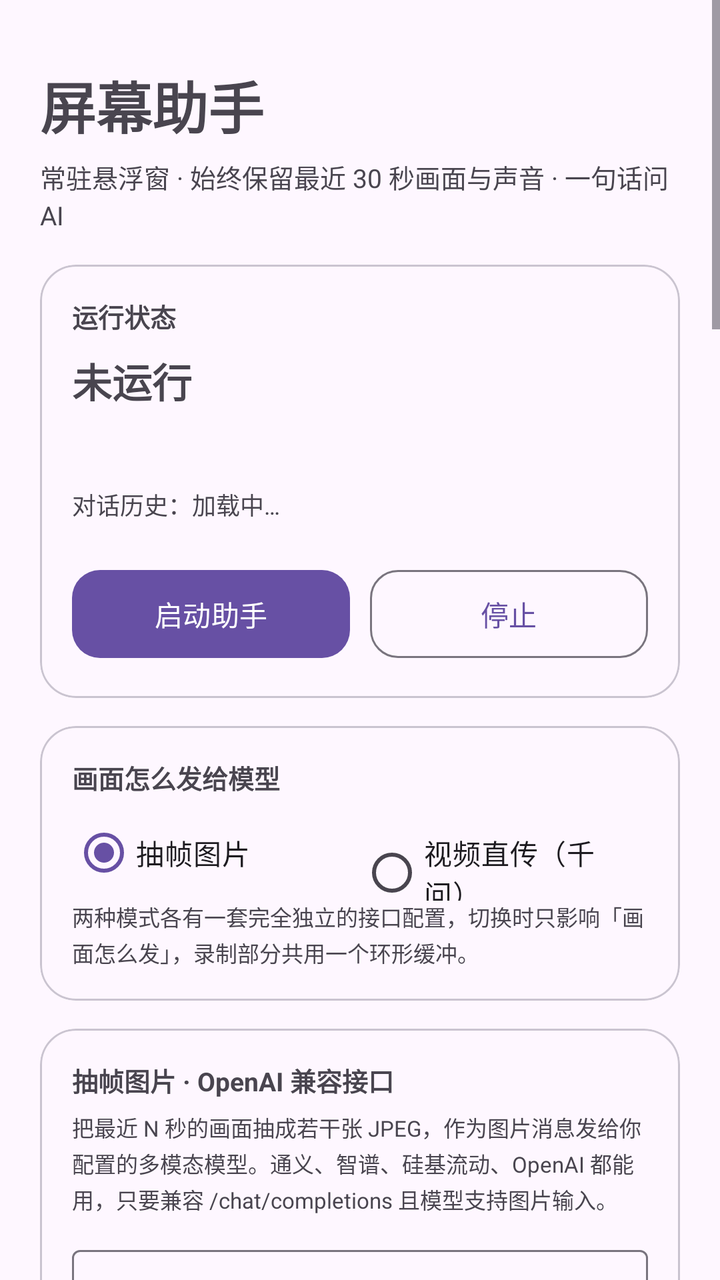
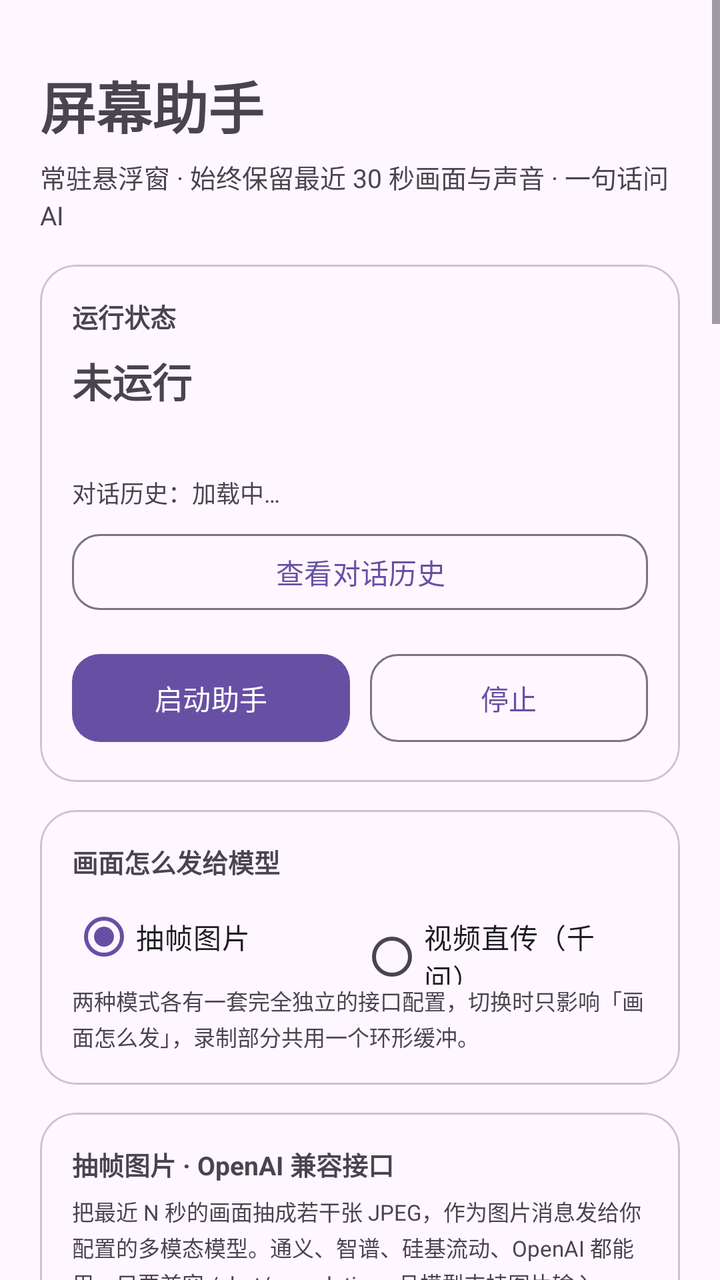

Two renders of the same Android screen: before a commit and after it. Below are the layout's source before the change and the commit's diff.
<!-- AndroidManifest.xml: activity theme Theme.ScreenMemory -->
<!-- res/layout/activity_main.xml -->
<?xml version="1.0" encoding="utf-8"?>
<ScrollView xmlns:android="http://schemas.android.com/apk/res/android"
    xmlns:app="http://schemas.android.com/apk/res-auto"
    android:layout_width="match_parent"
    android:layout_height="match_parent"
    android:fillViewport="true">

    <LinearLayout
        android:layout_width="match_parent"
        android:layout_height="wrap_content"
        android:orientation="vertical"
        android:padding="20dp">

        <TextView
            android:layout_width="wrap_content"
            android:layout_height="wrap_content"
            android:layout_marginTop="12dp"
            android:text="@string/app_name"
            android:textSize="28sp"
            android:textStyle="bold" />

        <TextView
            android:layout_width="match_parent"
            android:layout_height="wrap_content"
            android:layout_marginTop="6dp"
            android:layout_marginBottom="16dp"
            android:lineSpacingExtra="3dp"
            android:text="@string/app_subtitle"
            android:textSize="13sp" />

        
        <com.google.android.material.card.MaterialCardView
            android:layout_width="match_parent"
            android:layout_height="wrap_content"
            app:cardCornerRadius="18dp"
            app:cardElevation="0dp"
            app:strokeWidth="1dp">

            <LinearLayout
                android:layout_width="match_parent"
                android:layout_height="wrap_content"
                android:orientation="vertical"
                android:padding="16dp">

                <TextView
                    android:layout_width="wrap_content"
                    android:layout_height="wrap_content"
                    android:text="@string/section_status"
                    android:textSize="13sp"
                    android:textStyle="bold" />

                <TextView
                    android:id="@+id/tvStatus"
                    android:layout_width="wrap_content"
                    android:layout_height="wrap_content"
                    android:layout_marginTop="8dp"
                    android:text="未运行"
                    android:textSize="20sp"
                    android:textStyle="bold" />

                <TextView
                    android:id="@+id/tvPermission"
                    android:layout_width="match_parent"
                    android:layout_height="wrap_content"
                    android:layout_marginTop="6dp"
                    android:textSize="12sp" />

                <TextView
                    android:id="@+id/tvChatHistory"
                    android:layout_width="match_parent"
                    android:layout_height="wrap_content"
                    android:layout_marginTop="10dp"
                    android:lineSpacingExtra="2dp"
                    android:paddingTop="6dp"
                    android:paddingBottom="6dp"
                    android:text="对话历史：加载中…"
                    android:textSize="12sp" />

                <LinearLayout
                    android:layout_width="match_parent"
                    android:layout_height="wrap_content"
                    android:layout_marginTop="14dp"
                    android:orientation="horizontal">

                    <com.google.android.material.button.MaterialButton
                        android:id="@+id/btnStart"
                        android:layout_width="0dp"
                        android:layout_height="52dp"
                        android:layout_weight="1"
                        android:text="@string/btn_start"
                        app:cornerRadius="14dp" />

                    <com.google.android.material.button.MaterialButton
                        android:id="@+id/btnStop"
                        style="@style/Widget.Material3.Button.OutlinedButton"
                        android:layout_width="0dp"
                        android:layout_height="52dp"
                        android:layout_marginStart="10dp"
                        android:layout_weight="1"
                        android:text="@string/btn_stop"
                        app:cornerRadius="14dp" />
                </LinearLayout>
            </LinearLayout>
        </com.google.android.material.card.MaterialCardView>

        
        <com.google.android.material.card.MaterialCardView
            android:layout_width="match_parent"
            android:layout_height="wrap_content"
            android:layout_marginTop="14dp"
            app:cardCornerRadius="18dp"
            app:cardElevation="0dp"
            app:strokeWidth="1dp">

            <LinearLayout
                android:layout_width="match_parent"
                android:layout_height="wrap_content"
                android:orientation="vertical"
                android:padding="16dp">

                <TextView
                    android:layout_width="wrap_content"
                    android:layout_height="wrap_content"
                    android:text="画面怎么发给模型"
                    android:textSize="13sp"
                    android:textStyle="bold" />

                <RadioGroup
                    android:id="@+id/rgMode"
                    android:layout_width="match_parent"
                    android:layout_height="wrap_content"
                    android:layout_marginTop="4dp"
                    android:orientation="horizontal">

                    <RadioButton
                        android:id="@+id/rbFrames"
                        android:layout_width="0dp"
                        android:layout_height="wrap_content"
                        android:layout_weight="1"
                        android:checked="true"
                        android:text="抽帧图片"
                        android:textSize="14sp" />

                    <RadioButton
                        android:id="@+id/rbVideo"
                        android:layout_width="0dp"
                        android:layout_height="wrap_content"
                        android:layout_weight="1"
                        android:text="视频直传（千问）"
                        android:textSize="14sp" />
                </RadioGroup>

                <TextView
                    android:layout_width="match_parent"
                    android:layout_height="wrap_content"
                    android:lineSpacingExtra="2dp"
                    android:text="两种模式各有一套完全独立的接口配置，切换时只影响「画面怎么发」，录制部分共用一个环形缓冲。"
                    android:textSize="11sp" />
            </LinearLayout>
        </com.google.android.material.card.MaterialCardView>

        
        <com.google.android.material.card.MaterialCardView
            android:id="@+id/groupFrames"
            android:layout_width="match_parent"
            android:layout_height="wrap_content"
            android:layout_marginTop="14dp"
            app:cardCornerRadius="18dp"
            app:cardElevation="0dp"
            app:strokeWidth="1dp">

            <LinearLayout
                android:layout_width="match_parent"
                android:layout_height="wrap_content"
                android:orientation="vertical"
                android:padding="16dp">

                <TextView
                    android:layout_width="wrap_content"
                    android:layout_height="wrap_content"
                    android:text="抽帧图片 · OpenAI 兼容接口"
                    android:textSize="13sp"
                    android:textStyle="bold" />

                <TextView
                    android:layout_width="match_parent"
                    android:layout_height="wrap_content"
                    android:layout_marginTop="6dp"
                    android:lineSpacingExtra="2dp"
                    android:text="把最近 N 秒的画面抽成若干张 JPEG，作为图片消息发给你配置的多模态模型。通义、智谱、硅基流动、OpenAI 都能用，只要兼容 /chat/completions 且模型支持图片输入。"
                    android:textSize="11sp" />

                <com.google.android.material.textfield.TextInputLayout
                    android:layout_width="match_parent"
                    android:layout_height="wrap_content"
                    android:layout_marginTop="12dp"
                    android:hint="对话接口 URL（完整地址）"
                    app:helperText="把完整请求地址整条粘进来，程序不会再拼接任何路径。例：https://dashscope.aliyuncs.com/compatible-mode/v1/chat/completions">

                    <com.google.android.material.textfield.TextInputEditText
                        android:id="@+id/etChatBase"
                        android:layout_width="match_parent"
                        android:layout_height="wrap_content"
                        android:inputType="textUri"
                        android:maxLines="1" />
                </com.google.android.material.textfield.TextInputLayout>

                <com.google.android.material.textfield.TextInputLayout
                    android:id="@+id/tilApiKey"
                    android:layout_width="match_parent"
                    android:layout_height="wrap_content"
                    android:layout_marginTop="8dp"
                    android:hint="API Key"
                    app:endIconMode="password_toggle"
                    app:helperText="该厂商的密钥，只保存在本机。请求时以 Authorization: Bearer 头发出；视频直传和语音转写留空时会复用它">

                    <com.google.android.material.textfield.TextInputEditText
                        android:id="@+id/etApiKey"
                        android:layout_width="match_parent"
                        android:layout_height="wrap_content"
                        android:inputType="textPassword"
                        android:maxLines="1" />
                </com.google.android.material.textfield.TextInputLayout>

                <com.google.android.material.textfield.TextInputLayout
                    android:layout_width="match_parent"
                    android:layout_height="wrap_content"
                    android:layout_marginTop="8dp"
                    android:hint="对话模型"
                    app:helperText="必须支持图片输入（多模态视觉模型），否则图片会被忽略或直接报错。例：qwen-vl-max、glm-4v-plus、gpt-4o-mini">

                    <com.google.android.material.textfield.TextInputEditText
                        android:id="@+id/etChatModel"
                        android:layout_width="match_parent"
                        android:layout_height="wrap_content"
                        android:inputType="text"
                        android:maxLines="1" />
                </com.google.android.material.textfield.TextInputLayout>

                <LinearLayout
                    android:layout_width="match_parent"
                    android:layout_height="wrap_content"
                    android:layout_marginTop="12dp"
                    android:gravity="center_vertical"
                    android:orientation="horizontal">

                    <TextView
                        android:layout_width="0dp"
                        android:layout_height="wrap_content"
                        android:layout_weight="1"
                        android:text="每次发送的画面张数（1–20）"
                        android:textSize="14sp" />

                    <com.google.android.material.textfield.TextInputLayout
                        android:layout_width="104dp"
                        android:layout_height="wrap_content"
                        android:hint="帧数"
                        app:boxBackgroundMode="outline">

                        <com.google.android.material.textfield.TextInputEditText
                            android:id="@+id/etFrames"
                            android:layout_width="match_parent"
                            android:layout_height="wrap_content"
                            android:inputType="number"
                            android:maxLength="2"
                            android:maxLines="1"
                            android:text="8"
                            android:textSize="14sp" />
                    </com.google.android.material.textfield.TextInputLayout>
                </LinearLayout>

                <com.google.android.material.slider.Slider
                    android:id="@+id/sliderFrames"
                    android:layout_width="match_parent"
                    android:layout_height="wrap_content"
                    android:stepSize="1"
                    android:value="8"
                    android:valueFrom="1"
                    android:valueTo="20" />

                <TextView
                    android:layout_width="match_parent"
                    android:layout_height="wrap_content"
                    android:lineSpacingExtra="2dp"
                    android:text="帧数是把 N 秒的画面「均匀切几刀」：8 帧＝每 3.75 秒取一张（窗口 30 秒时）。张数越多越能看出画面怎么变化，但每张约 40–70KB，请求体积和 token 成本随之上涨。可以直接在数字框里填任意值，滑块会跟着走。"
                    android:textSize="11sp" />
            </LinearLayout>
        </com.google.android.material.card.MaterialCardView>

        
        <com.google.android.material.card.MaterialCardView
            android:id="@+id/groupVideo"
            android:layout_width="match_parent"
            android:layout_height="wrap_content"
            android:layout_marginTop="14dp"
            android:visibility="gone"
            app:cardCornerRadius="18dp"
            app:cardElevation="0dp"
            app:strokeWidth="1dp">

            <LinearLayout
                android:layout_width="match_parent"
                android:layout_height="wrap_content"
                android:orientation="vertical"
                android:padding="16dp">

                <TextView
                    android:layout_width="wrap_content"
                    android:layout_height="wrap_content"
                    android:text="视频直传 · 千问（百炼）"
                    android:textSize="13sp"
                    android:textStyle="bold" />

                <TextView
                    android:layout_width="match_parent"
                    android:layout_height="wrap_content"
                    android:layout_marginTop="6dp"
                    android:lineSpacingExtra="2dp"
                    android:text="把整段 MP4（含音轨）上传到百炼临时空间，再用 oss:// 地址调用多模态接口。有三步：申请上传凭证 → 传文件 → 生成回答。文件 48 小时后自动清理。"
                    android:textSize="11sp" />

                <com.google.android.material.textfield.TextInputLayout
                    android:layout_width="match_parent"
                    android:layout_height="wrap_content"
                    android:layout_marginTop="12dp"
                    android:hint="视频对话 URL（完整地址）"
                    app:helperText="百炼 OpenAI 兼容入口，完整粘贴。例：https://dashscope.aliyuncs.com/compatible-mode/v1/chat/completions">

                    <com.google.android.material.textfield.TextInputEditText
                        android:id="@+id/etVideoChat"
                        android:layout_width="match_parent"
                        android:layout_height="wrap_content"
                        android:inputType="textUri"
                        android:maxLines="1" />
                </com.google.android.material.textfield.TextInputLayout>

                <com.google.android.material.textfield.TextInputLayout
                    android:layout_width="match_parent"
                    android:layout_height="wrap_content"
                    android:layout_marginTop="8dp"
                    android:hint="上传凭证 URL（完整地址）"
                    app:helperText="程序会在后面追加 ?action=getPolicy&amp;model=…。例：https://dashscope.aliyuncs.com/api/v1/uploads">

                    <com.google.android.material.textfield.TextInputEditText
                        android:id="@+id/etVideoUpload"
                        android:layout_width="match_parent"
                        android:layout_height="wrap_content"
                        android:inputType="textUri"
                        android:maxLines="1" />
                </com.google.android.material.textfield.TextInputLayout>

                <com.google.android.material.textfield.TextInputLayout
                    android:id="@+id/tilVideoKey"
                    android:layout_width="match_parent"
                    android:layout_height="wrap_content"
                    android:layout_marginTop="8dp"
                    android:hint="百炼 API Key（可留空）"
                    app:endIconMode="password_toggle"
                    app:helperText="留空则复用上面抽帧模式的 API Key；用阿里云百炼时建议单独填">

                    <com.google.android.material.textfield.TextInputEditText
                        android:id="@+id/etVideoKey"
                        android:layout_width="match_parent"
                        android:layout_height="wrap_content"
                        android:inputType="textPassword"
                        android:maxLines="1" />
                </com.google.android.material.textfield.TextInputLayout>

                <com.google.android.material.textfield.TextInputLayout
                    android:layout_width="match_parent"
                    android:layout_height="wrap_content"
                    android:layout_marginTop="8dp"
                    android:hint="视频模型（qwen-vl-max / qwen3.5-omni-plus）"
                    app:helperText="上传文件时会和你填的模型绑定，之后必须用同一个模型调用，否则报错">

                    <com.google.android.material.textfield.TextInputEditText
                        android:id="@+id/etVideoModel"
                        android:layout_width="match_parent"
                        android:layout_height="wrap_content"
                        android:inputType="text"
                        android:maxLines="1" />
                </com.google.android.material.textfield.TextInputLayout>

                <TextView
                    android:layout_width="wrap_content"
                    android:layout_height="wrap_content"
                    android:layout_marginTop="12dp"
                    android:text="模型能听声音吗"
                    android:textSize="14sp" />

                <TextView
                    android:id="@+id/tvAudioModeHint"
                    android:layout_width="match_parent"
                    android:layout_height="wrap_content"
                    android:textSize="11sp" />

                <RadioGroup
                    android:id="@+id/rgAudioMode"
                    android:layout_width="match_parent"
                    android:layout_height="wrap_content"
                    android:orientation="horizontal">

                    <RadioButton
                        android:id="@+id/rbAudioAuto"
                        android:layout_width="0dp"
                        android:layout_height="wrap_content"
                        android:layout_weight="1"
                        android:checked="true"
                        android:text="自动"
                        android:textSize="13sp" />

                    <RadioButton
                        android:id="@+id/rbAudioOn"
                        android:layout_width="0dp"
                        android:layout_height="wrap_content"
                        android:layout_weight="1"
                        android:text="能听"
                        android:textSize="13sp" />

                    <RadioButton
                        android:id="@+id/rbAudioOff"
                        android:layout_width="0dp"
                        android:layout_height="wrap_content"
                        android:layout_weight="1"
                        android:text="听不到"
                        android:textSize="13sp" />
                </RadioGroup>

                <TextView
                    android:layout_width="match_parent"
                    android:layout_height="wrap_content"
                    android:lineSpacingExtra="2dp"
                    android:text="「自动」按型号名判断：含 omni（如 qwen3.5-omni-plus）视为能听声音，其余视为只看画面。用了别名或新命名时手动指定。这个开关只改 prompt 措辞和状态栏标注，不改上传参数——音轨该传还是会传。"
                    android:textSize="11sp" />
            </LinearLayout>
        </com.google.android.material.card.MaterialCardView>

        
        <com.google.android.material.card.MaterialCardView
            android:layout_width="match_parent"
            android:layout_height="wrap_content"
            android:layout_marginTop="14dp"
            app:cardCornerRadius="18dp"
            app:cardElevation="0dp"
            app:strokeWidth="1dp">

            <LinearLayout
                android:layout_width="match_parent"
                android:layout_height="wrap_content"
                android:orientation="vertical"
                android:padding="16dp">

                <TextView
                    android:layout_width="wrap_content"
                    android:layout_height="wrap_content"
                    android:text="@string/section_api"
                    android:textSize="13sp"
                    android:textStyle="bold" />

                <TextView
                    android:layout_width="match_parent"
                    android:layout_height="wrap_content"
                    android:layout_marginTop="6dp"
                    android:lineSpacingExtra="2dp"
                    android:text="只用于「按住说话」：先走系统离线识别（装了离线语言包可完全断网），没结果时再用同一段录音调下面的云端接口。两种画面模式都用它，所以单独列出来。"
                    android:textSize="11sp" />

                <androidx.appcompat.widget.SwitchCompat
                    android:id="@+id/swLocalAsr"
                    android:layout_width="match_parent"
                    android:layout_height="wrap_content"
                    android:layout_marginTop="8dp"
                    android:checked="true"
                    android:text="优先用系统离线识别"
                    android:textSize="14sp" />

                <TextView
                    android:layout_width="match_parent"
                    android:layout_height="wrap_content"
                    android:lineSpacingExtra="2dp"
                    android:text="开启后按系统能力走本地识别：装了离线语言包的机型可完全断网转写，零成本零延迟。机型不支持、没装离线包或识别不出结果时，自动回退到下面的云端接口（只影响“按住说话”，不影响画面）。"
                    android:textSize="11sp" />

                <com.google.android.material.textfield.TextInputLayout
                    android:layout_width="match_parent"
                    android:layout_height="wrap_content"
                    android:layout_marginTop="12dp"
                    android:hint="转写接口 URL（完整地址）"
                    app:helperText="同样填完整地址，不会拼接路径。例：https://dashscope.aliyuncs.com/compatible-mode/v1/audio/transcriptions">

                    <com.google.android.material.textfield.TextInputEditText
                        android:id="@+id/etAsrBase"
                        android:layout_width="match_parent"
                        android:layout_height="wrap_content"
                        android:inputType="textUri"
                        android:maxLines="1" />
                </com.google.android.material.textfield.TextInputLayout>

                <com.google.android.material.textfield.TextInputLayout
                    android:id="@+id/tilAsrKey"
                    android:layout_width="match_parent"
                    android:layout_height="wrap_content"
                    android:layout_marginTop="8dp"
                    android:hint="转写 API Key（可留空）"
                    app:endIconMode="password_toggle"
                    app:helperText="留空则复用抽帧模式的 API Key">

                    <com.google.android.material.textfield.TextInputEditText
                        android:id="@+id/etAsrKey"
                        android:layout_width="match_parent"
                        android:layout_height="wrap_content"
                        android:inputType="textPassword"
                        android:maxLines="1" />
                </com.google.android.material.textfield.TextInputLayout>

                <com.google.android.material.textfield.TextInputLayout
                    android:layout_width="match_parent"
                    android:layout_height="wrap_content"
                    android:layout_marginTop="8dp"
                    android:hint="转写模型"
                    app:helperText="Whisper 协议下的模型名，如 whisper-1、SenseVoiceSmall、qwen3-asr-flash、paraformer-v2 的兼容端点">

                    <com.google.android.material.textfield.TextInputEditText
                        android:id="@+id/etAsrModel"
                        android:layout_width="match_parent"
                        android:layout_height="wrap_content"
                        android:inputType="text"
                        android:maxLines="1" />
                </com.google.android.material.textfield.TextInputLayout>
            </LinearLayout>
        </com.google.android.material.card.MaterialCardView>

        
        <com.google.android.material.card.MaterialCardView
            android:layout_width="match_parent"
            android:layout_height="wrap_content"
            android:layout_marginTop="14dp"
            app:cardCornerRadius="18dp"
            app:cardElevation="0dp"
            app:strokeWidth="1dp">

            <LinearLayout
                android:layout_width="match_parent"
                android:layout_height="wrap_content"
                android:orientation="vertical"
                android:padding="16dp">

                <TextView
                    android:layout_width="wrap_content"
                    android:layout_height="wrap_content"
                    android:text="@string/section_capture"
                    android:textSize="13sp"
                    android:textStyle="bold" />

                <LinearLayout
                    android:layout_width="match_parent"
                    android:layout_height="wrap_content"
                    android:layout_marginTop="12dp"
                    android:gravity="center_vertical"
                    android:orientation="horizontal">

                    <TextView
                        android:layout_width="0dp"
                        android:layout_height="wrap_content"
                        android:layout_weight="1"
                        android:text="保留最近多少秒（5–60）"
                        android:textSize="14sp" />

                    <com.google.android.material.textfield.TextInputLayout
                        android:layout_width="104dp"
                        android:layout_height="wrap_content"
                        android:hint="秒数"
                        app:boxBackgroundMode="outline">

                        <com.google.android.material.textfield.TextInputEditText
                            android:id="@+id/etSeconds"
                            android:layout_width="match_parent"
                            android:layout_height="wrap_content"
                            android:inputType="number"
                            android:maxLength="2"
                            android:maxLines="1"
                            android:text="30"
                            android:textSize="14sp" />
                    </com.google.android.material.textfield.TextInputLayout>
                </LinearLayout>

                <com.google.android.material.slider.Slider
                    android:id="@+id/sliderSeconds"
                    android:layout_width="match_parent"
                    android:layout_height="wrap_content"
                    android:stepSize="1"
                    android:value="30"
                    android:valueFrom="5"
                    android:valueTo="60" />

                <TextView
                    android:layout_width="match_parent"
                    android:layout_height="wrap_content"
                    android:text="环形缓冲的窗口长度：内存里始终保留最近这么多秒的编码数据，点「发送」时从中截取。越长越能覆盖刚才发生的事，内存占用也按比例增长（60 秒、1080p/6Mbps 约 45MB）。"
                    android:textSize="11sp" />

                <TextView
                    android:layout_width="wrap_content"
                    android:layout_height="wrap_content"
                    android:layout_marginTop="12dp"
                    android:text="画质"
                    android:textSize="14sp" />

                <RadioGroup
                    android:id="@+id/rgQuality"
                    android:layout_width="match_parent"
                    android:layout_height="wrap_content"
                    android:orientation="horizontal">

                    <RadioButton
                        android:id="@+id/rbQualitySaver"
                        android:layout_width="0dp"
                        android:layout_height="wrap_content"
                        android:layout_weight="1"
                        android:text="省流"
                        android:textSize="14sp" />

                    <RadioButton
                        android:id="@+id/rbQualityStandard"
                        android:layout_width="0dp"
                        android:layout_height="wrap_content"
                        android:layout_weight="1"
                        android:checked="true"
                        android:text="标准"
                        android:textSize="14sp" />

                    <RadioButton
                        android:id="@+id/rbQualitySharp"
                        android:layout_width="0dp"
                        android:layout_height="wrap_content"
                        android:layout_weight="1"
                        android:text="清晰"
                        android:textSize="14sp" />
                </RadioGroup>

                <TextView
                    android:id="@+id/tvQualityHint"
                    android:layout_width="match_parent"
                    android:layout_height="wrap_content"
                    android:textSize="11sp" />

                <TextView
                    android:layout_width="match_parent"
                    android:layout_height="wrap_content"
                    android:lineSpacingExtra="2dp"
                    android:text="画质是一个整体：同时决定录制分辨率、H.264 码率、抽帧尺寸和 JPEG 质量。只看 UI 和小字用「标准」，表格/代码/报错码用「清晰」，流量吃紧用「省流」。改完需要重新启动助手才生效——编码器参数在启动时锁定。"
                    android:textSize="11sp" />

                <TextView
                    android:layout_width="match_parent"
                    android:layout_height="wrap_content"
                    android:layout_marginTop="10dp"
                    android:lineSpacingExtra="2dp"
                    android:text="声音：只录应用内播放的声音（回放捕获）。通话、语音消息这类声音系统不允许采集；部分 App（如带版权内容的视频/音乐）会主动禁止内录，此时片段里只有静音。\n\n发送前会检测音频振幅，采不到声音会在面板里明确提示，不会假装有声音。"
                    android:textSize="11sp" />

                <androidx.appcompat.widget.SwitchCompat
                    android:id="@+id/swSaveClip"
                    android:layout_width="match_parent"
                    android:layout_height="wrap_content"
                    android:layout_marginTop="8dp"
                    android:checked="true"
                    android:text="把提问时的片段另存到手机"
                    android:textSize="14sp" />
            </LinearLayout>
        </com.google.android.material.card.MaterialCardView>

        <TextView
            android:layout_width="match_parent"
            android:layout_height="wrap_content"
            android:layout_marginTop="16dp"
            android:layout_marginBottom="24dp"
            android:lineSpacingExtra="3dp"
            android:text="隐私提示：画面只在内存里循环覆盖，只有你点「发送」时才会抽帧或上传片段；片段文件默认保存在应用私有目录，可随时删除。录音/录屏都需要你本人授权，请勿用于未经他人同意的场景。"
            android:textSize="11sp" />
    </LinearLayout>
</ScrollView>
<!-- resources referenced by this layout -->
<resources>
  <string name="app_name">屏幕助手</string>
  <string name="app_subtitle">常驻悬浮窗 · 始终保留最近 30 秒画面与声音 · 一句话问 AI</string>
  <string name="btn_start">启动助手</string>
  <string name="btn_stop">停止</string>
  <string name="section_api">语音转写 · 按住说话</string>
  <string name="section_capture">录制参数</string>
  <string name="section_status">运行状态</string>
  <style name="Theme.ScreenMemory" parent="Theme.Material3.DayNight.NoActionBar">
          <item name="android:statusBarColor">@android:color/transparent</item>
          <item name="android:windowLightStatusBar">true</item>
      </style>
</resources>

<!-- the commit's change to res/layout/activity_main.xml (unified diff, before → after) -->
@@ -71,10 +71,17 @@
                     android:layout_height="wrap_content"
                     android:layout_marginTop="10dp"
                     android:lineSpacingExtra="2dp"
-                    android:paddingTop="6dp"
-                    android:paddingBottom="6dp"
                     android:text="对话历史：加载中…"
                     android:textSize="12sp" />
+
+                <com.google.android.material.button.MaterialButton
+                    android:id="@+id/btnHistory"
+                    style="@style/Widget.Material3.Button.OutlinedButton"
+                    android:layout_width="match_parent"
+                    android:layout_height="46dp"
+                    android:layout_marginTop="8dp"
+                    android:text="查看对话历史"
+                    app:cornerRadius="14dp" />
 
                 <LinearLayout
                     android:layout_width="match_parent"
